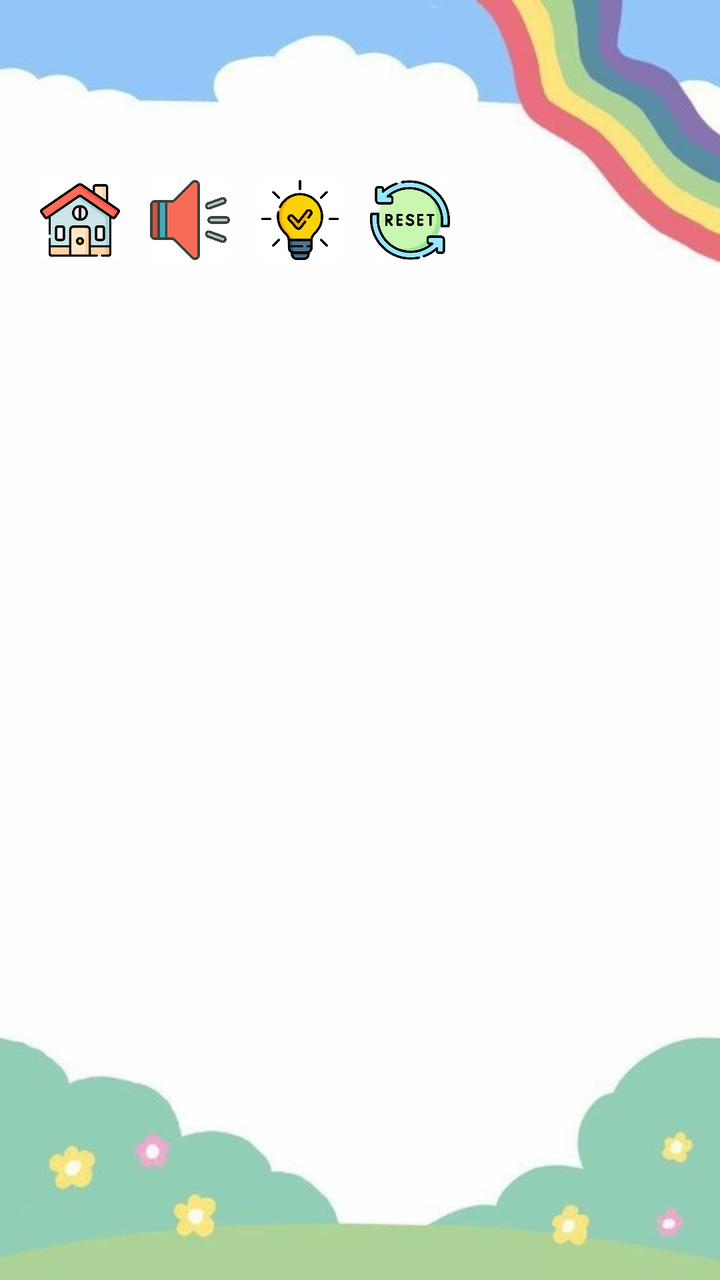
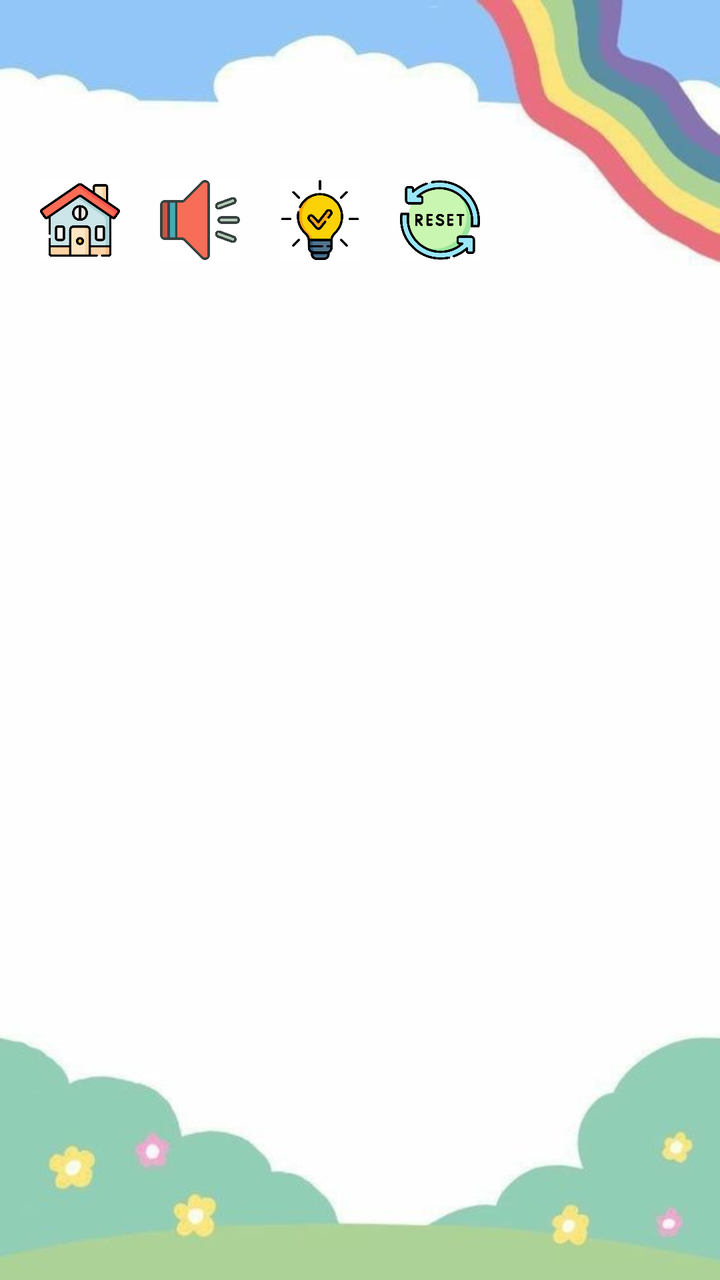

An Android layout rendered at two revisions. The XML below is the earlier revision; the diff shows what the commit changed to produce the second picture.
<!-- AndroidManifest.xml: application theme Theme.SEHH3165_GP -->
<!-- res/layout/game_layout.xml -->
<?xml version="1.0" encoding="utf-8"?>
<RelativeLayout xmlns:android="http://schemas.android.com/apk/res/android"
    android:layout_width="match_parent"
    android:layout_height="match_parent"
    android:background="@drawable/bg_game">

    <ImageButton
        android:id="@+id/imageButton_home"
        android:layout_width="40dp"
        android:layout_height="40dp"
        android:layout_marginStart="20dp"
        android:layout_marginTop="90dp"
        android:background="@android:drawable/screen_background_light"
        android:scaleType="fitCenter"
        android:src="@drawable/setting_home" />

    <ImageButton
        android:id="@+id/imageButton_sound"
        android:layout_width="40dp"
        android:layout_height="40dp"
        android:layout_marginStart="15dp"
        android:layout_marginTop="90dp"
        android:layout_toEndOf="@+id/imageButton_home"
        android:background="@android:drawable/screen_background_light"
        android:scaleType="fitCenter"
        android:src="@drawable/setting_speaker" />

    <ImageButton
        android:id="@+id/imageButton_hint"
        android:layout_width="40dp"
        android:layout_height="40dp"
        android:layout_marginStart="15dp"
        android:layout_marginTop="90dp"
        android:layout_toEndOf="@+id/imageButton_sound"
        android:background="@android:drawable/screen_background_light"
        android:scaleType="fitCenter"
        android:src="@drawable/setting_hint" />

    <ImageButton
        android:id="@+id/imageButton_reset"
        android:layout_width="40dp"
        android:layout_height="40dp"
        android:layout_marginStart="15dp"
        android:layout_marginTop="90dp"
        android:layout_toEndOf="@+id/imageButton_hint"
        android:background="@android:drawable/screen_background_light"
        android:scaleType="fitCenter"
        android:src="@drawable/setting_reset" />

    <ImageButton
        android:id="@+id/imageButton_next"
        android:layout_width="40dp"
        android:layout_height="40dp"
        android:layout_marginStart="15dp"
        android:layout_marginTop="90dp"
        android:layout_toEndOf="@+id/imageButton_reset"
        android:visibility="gone"
        android:background="@android:drawable/screen_background_light"
        android:scaleType="fitCenter"
        android:src="@drawable/setting_next" />

</RelativeLayout>
<!-- resources referenced by this layout -->
<resources>
  <!-- drawable bg_game: jpg bitmap (drawable, 13552 bytes) -->
  <!-- drawable setting_hint: png bitmap (drawable, 28012 bytes) -->
  <!-- drawable setting_home: png bitmap (drawable, 34155 bytes) -->
  <!-- drawable setting_next: png bitmap (drawable, 42420 bytes) -->
  <!-- drawable setting_reset: png bitmap (drawable, 43959 bytes) -->
  <!-- drawable setting_speaker: png bitmap (drawable, 122319 bytes) -->
  <style name="Theme.SEHH3165_GP" parent="Base.Theme.SEHH3165_GP" />
  <style name="Base.Theme.SEHH3165_GP" parent="Theme.Material3.DayNight.NoActionBar">
          
          
      </style>
</resources>

<!-- the commit's change to res/layout/game_layout.xml (unified diff, before → after) -->
@@ -18,18 +18,31 @@
         android:id="@+id/imageButton_sound"
         android:layout_width="40dp"
         android:layout_height="40dp"
-        android:layout_marginStart="15dp"
+        android:layout_marginStart="20dp"
         android:layout_marginTop="90dp"
         android:layout_toEndOf="@+id/imageButton_home"
         android:background="@android:drawable/screen_background_light"
         android:scaleType="fitCenter"
+        android:visibility="visible"
         android:src="@drawable/setting_speaker" />
+
+    <ImageButton
+        android:id="@+id/imageButton_mute"
+        android:layout_width="40dp"
+        android:layout_height="40dp"
+        android:layout_marginStart="20dp"
+        android:layout_marginTop="90dp"
+        android:layout_toEndOf="@+id/imageButton_home"
+        android:background="@android:drawable/screen_background_light"
+        android:scaleType="fitCenter"
+        android:visibility="invisible"
+        android:src="@drawable/setting_mute" />
 
     <ImageButton
         android:id="@+id/imageButton_hint"
         android:layout_width="40dp"
         android:layout_height="40dp"
-        android:layout_marginStart="15dp"
+        android:layout_marginStart="20dp"
         android:layout_marginTop="90dp"
         android:layout_toEndOf="@+id/imageButton_sound"
         android:background="@android:drawable/screen_background_light"
@@ -40,23 +53,11 @@
         android:id="@+id/imageButton_reset"
         android:layout_width="40dp"
         android:layout_height="40dp"
-        android:layout_marginStart="15dp"
+        android:layout_marginStart="20dp"
         android:layout_marginTop="90dp"
         android:layout_toEndOf="@+id/imageButton_hint"
         android:background="@android:drawable/screen_background_light"
         android:scaleType="fitCenter"
         android:src="@drawable/setting_reset" />
 
-    <ImageButton
-        android:id="@+id/imageButton_next"
-        android:layout_width="40dp"
-        android:layout_height="40dp"
-        android:layout_marginStart="15dp"
-        android:layout_marginTop="90dp"
-        android:layout_toEndOf="@+id/imageButton_reset"
-        android:visibility="gone"
-        android:background="@android:drawable/screen_background_light"
-        android:scaleType="fitCenter"
-        android:src="@drawable/setting_next" />
-
 </RelativeLayout>
<!-- resource entries referenced after the edit -->
@@ -3,7 +3,7 @@
   <!-- drawable bg_game: jpg bitmap (drawable, 13552 bytes) -->
   <!-- drawable setting_hint: png bitmap (drawable, 28012 bytes) -->
   <!-- drawable setting_home: png bitmap (drawable, 34155 bytes) -->
-  <!-- drawable setting_next: png bitmap (drawable, 42420 bytes) -->
+  <!-- drawable setting_mute: png bitmap (drawable, 156720 bytes) -->
   <!-- drawable setting_reset: png bitmap (drawable, 43959 bytes) -->
   <!-- drawable setting_speaker: png bitmap (drawable, 122319 bytes) -->
   <style name="Theme.SEHH3165_GP" parent="Base.Theme.SEHH3165_GP" />
